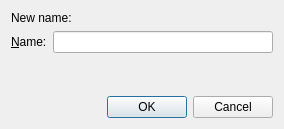
Qt form Viewer/ecflowUI/src/SessionRenameDialog.ui (ecmwf/ecflow) before a commit.
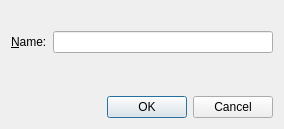
The same form after that commit.

Commit message:
Correct enabling of Session dialog buttons
- Remove unnecessary Label in Clone/Update Session dialog

Re ECFLOW-1980

Patch:
```diff
--- a/Viewer/ecflowUI/src/SessionRenameDialog.ui
+++ b/Viewer/ecflowUI/src/SessionRenameDialog.ui
@@ -26,7 +26,7 @@
       </sizepolicy>
      </property>
      <property name="text">
-      <string>New name:</string>
+      <string></string>
      </property>
     </widget>
    </item>
```
Left out of the diff: 2 changed lines with no effect on the pictures. The commit also changes 2 other files.
